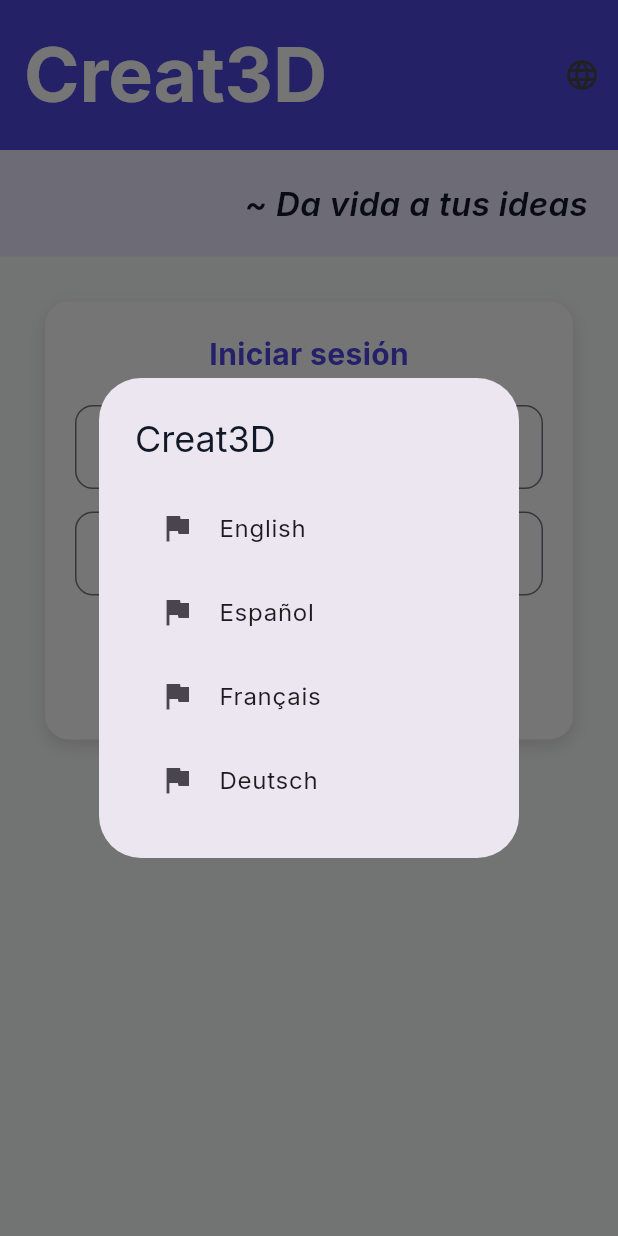
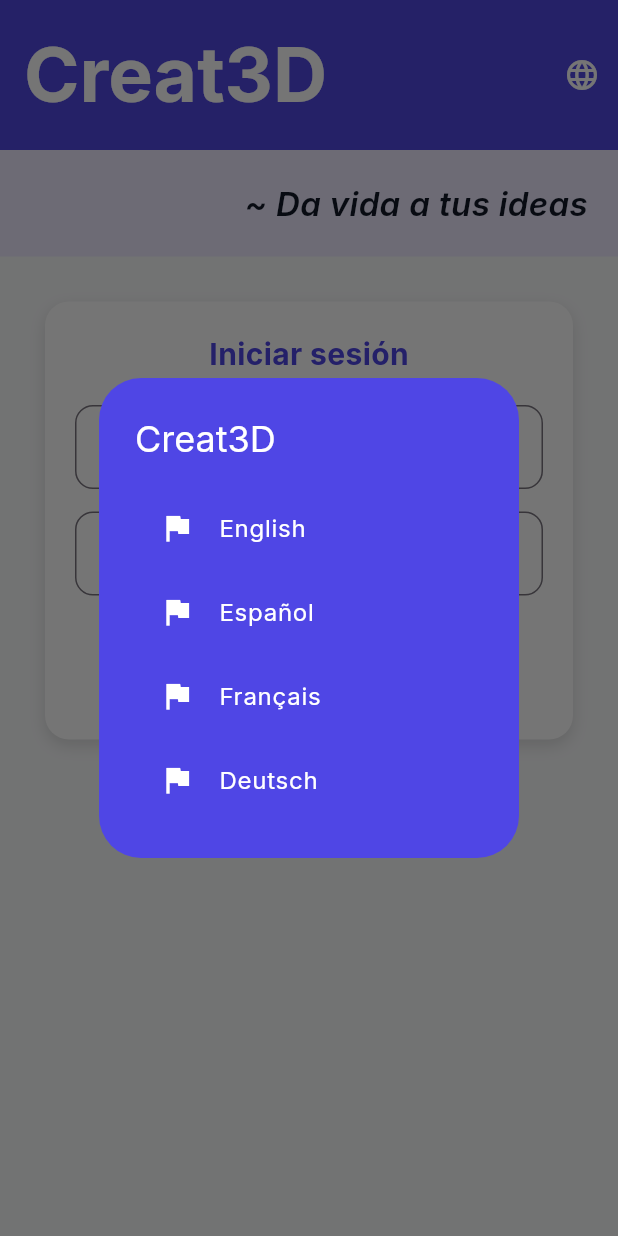
Before and after one commit to marolc1427/fhergar_molccom_p4, a Flutter app: the screen it shows after launch, after a tap on the "language" icon, on a phone screen of 412 x 824 dp. Run offline on Flutter 3.47's test engine with Material 3 defaults, Android fonts, the phone set to English and light mode, and no system bars; our stand-ins replace google_fonts.

Commit message:
Cambio en el diseño del botón de idiomas

```diff
--- a/lib/views/main_view.dart
+++ b/lib/views/main_view.dart
@@ -25,7 +25,7 @@ class MainView extends StatelessWidget {
         elevation: 2,
         actions: [
           IconButton(
-            icon: const Icon(Icons.language),
+            icon: const Icon(Icons.language, color: Colors.white),
             tooltip: t.appTitle,
             onPressed: () => _showLanguageDialog(context),
           ),
@@ -97,7 +97,8 @@ class MainView extends StatelessWidget {
                     onTap: () {
                       Navigator.push(
                         context,
-                        MaterialPageRoute(builder: (context) => const ListViewPage()),
+                        MaterialPageRoute(
+                            builder: (context) => const ListViewPage()),
                       );
                     },
                     child: Container(
@@ -142,37 +143,53 @@ class MainView extends StatelessWidget {
     showDialog(
       context: context,
       builder: (ctx) => AlertDialog(
-        title: Text(t.appTitle),
+        backgroundColor: const Color(0xFF4F46E5), // fondo oscuro
+        title: Text(
+          t.appTitle,
+          style: const TextStyle(color: Colors.white),
+        ),
         content: Column(
           mainAxisSize: MainAxisSize.min,
           children: [
             ListTile(
-              leading: const Icon(Icons.flag),
-              title: const Text('English'),
+              leading: const Icon(Icons.flag, color: Colors.white),
+              title: const Text(
+                'English',
+                style: TextStyle(color: Colors.white),
+              ),
               onTap: () {
                 onLocaleChange(const Locale('en'));
                 Navigator.pop(ctx);
               },
             ),
             ListTile(
-              leading: const Icon(Icons.flag),
-              title: const Text('Español'),
+              leading: const Icon(Icons.flag, color: Colors.white),
+              title: const Text(
+                'Español',
+                style: TextStyle(color: Colors.white),
+              ),
               onTap: () {
                 onLocaleChange(const Locale('es'));
                 Navigator.pop(ctx);
               },
             ),
             ListTile(
-              leading: const Icon(Icons.flag),
-              title: const Text('Français'),
+              leading: const Icon(Icons.flag, color: Colors.white),
+              title: const Text(
+                'Français',
+                style: TextStyle(color: Colors.white),
+              ),
               onTap: () {
                 onLocaleChange(const Locale('fr'));
                 Navigator.pop(ctx);
               },
             ),
             ListTile(
-              leading: const Icon(Icons.flag),
-              title: const Text('Deutsch'),
+              leading: const Icon(Icons.flag, color: Colors.white),
+              title: const Text(
+                'Deutsch',
+                style: TextStyle(color: Colors.white),
+              ),
               onTap: () {
                 onLocaleChange(const Locale('de'));
                 Navigator.pop(ctx);
```
